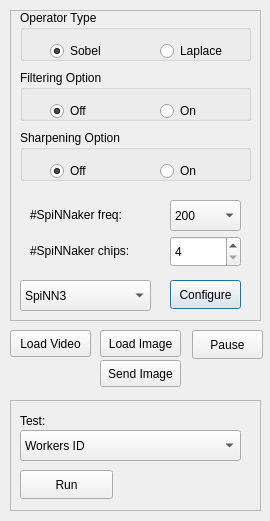
indarsugiarto/Graceful_VidPro, file gui/SpiNNvidStreamer/src/vidstreamer.ui: the form before one commit.
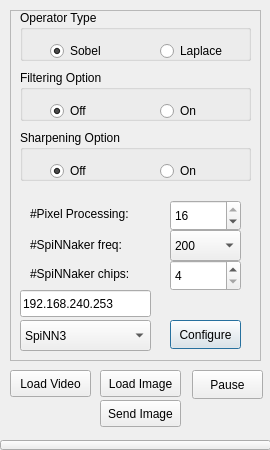
The form after the commit.

Patch:
```diff
--- a/gui/SpiNNvidStreamer/src/vidstreamer.ui
+++ b/gui/SpiNNvidStreamer/src/vidstreamer.ui
@@ -7,7 +7,7 @@
     <x>0</x>
     <y>0</y>
     <width>270</width>
-    <height>521</height>
+    <height>450</height>
    </rect>
   </property>
   <property name="minimumSize">
@@ -29,7 +29,7 @@
    <property name="geometry">
     <rect>
      <x>10</x>
-     <y>330</y>
+     <y>370</y>
      <width>81</width>
      <height>27</height>
     </rect>
@@ -42,7 +42,7 @@
    <property name="geometry">
     <rect>
      <x>192</x>
-     <y>330</y>
+     <y>370</y>
      <width>71</width>
      <height>29</height>
     </rect>
@@ -57,7 +57,7 @@
      <x>10</x>
      <y>10</y>
      <width>251</width>
-     <height>311</height>
+     <height>351</height>
     </rect>
    </property>
    <property name="frameShape">
@@ -70,7 +70,7 @@
     <property name="geometry">
      <rect>
       <x>20</x>
-      <y>230</y>
+      <y>253</y>
       <width>131</width>
       <height>21</height>
      </rect>
@@ -83,7 +83,7 @@
     <property name="geometry">
      <rect>
       <x>10</x>
-      <y>270</y>
+      <y>310</y>
       <width>131</width>
       <height>31</height>
      </rect>
@@ -103,7 +103,7 @@
     <property name="geometry">
      <rect>
       <x>160</x>
-      <y>270</y>
+      <y>310</y>
       <width>71</width>
       <height>29</height>
      </rect>
@@ -119,7 +119,7 @@
     <property name="geometry">
      <rect>
       <x>160</x>
-      <y>226</y>
+      <y>250</y>
       <width>71</width>
       <height>31</height>
      </rect>
@@ -270,7 +270,7 @@
     <property name="geometry">
      <rect>
       <x>160</x>
-      <y>190</y>
+      <y>220</y>
       <width>71</width>
       <height>31</height>
      </rect>
@@ -290,7 +290,7 @@
     <property name="geometry">
      <rect>
       <x>20</x>
-      <y>194</y>
+      <y>224</y>
       <width>131</width>
       <height>21</height>
      </rect>
@@ -299,12 +299,57 @@
      <string>#SpiNNaker freq:</string>
     </property>
    </widget>
+   <widget class="QLineEdit" name="ipAddr">
+    <property name="geometry">
+     <rect>
+      <x>10</x>
+      <y>280</y>
+      <width>131</width>
+      <height>27</height>
+     </rect>
+    </property>
+    <property name="text">
+     <string>192.168.240.253</string>
+    </property>
+   </widget>
+   <widget class="QLabel" name="label_4">
+    <property name="geometry">
+     <rect>
+      <x>20</x>
+      <y>193</y>
+      <width>131</width>
+      <height>21</height>
+     </rect>
+    </property>
+    <property name="text">
+     <string>#Pixel Processing:</string>
+    </property>
+   </widget>
+   <widget class="QSpinBox" name="sbPixelWorkers">
+    <property name="geometry">
+     <rect>
+      <x>160</x>
+      <y>190</y>
+      <width>71</width>
+      <height>31</height>
+     </rect>
+    </property>
+    <property name="minimum">
+     <number>1</number>
+    </property>
+    <property name="maximum">
+     <number>16</number>
+    </property>
+    <property name="value">
+     <number>16</number>
+    </property>
+   </widget>
   </widget>
   <widget class="QPushButton" name="pbImage">
    <property name="geometry">
     <rect>
      <x>100</x>
-     <y>330</y>
+     <y>370</y>
      <width>81</width>
      <height>27</height>
     </rect>
@@ -317,7 +362,7 @@
    <property name="geometry">
     <rect>
      <x>10</x>
-     <y>400</y>
+     <y>480</y>
      <width>251</width>
      <height>111</height>
     </rect>
@@ -404,7 +449,7 @@
    <property name="geometry">
     <rect>
      <x>100</x>
-     <y>360</y>
+     <y>400</y>
      <width>81</width>
      <height>27</height>
     </rect>
@@ -413,6 +458,19 @@
     <string>Send Image</string>
    </property>
   </widget>
+  <widget class="QPushButton" name="pbShowHideTest">
+   <property name="geometry">
+    <rect>
+     <x>0</x>
+     <y>440</y>
+     <width>271</width>
+     <height>10</height>
+    </rect>
+   </property>
+   <property name="text">
+    <string/>
+   </property>
+  </widget>
  </widget>
  <layoutdefault spacing="6" margin="11"/>
  <resources/>
```
